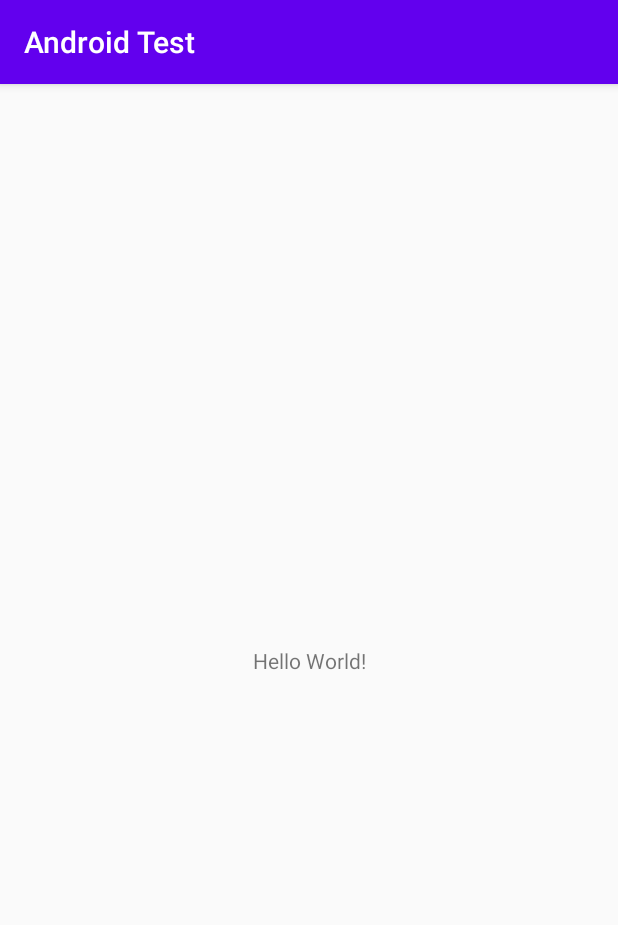
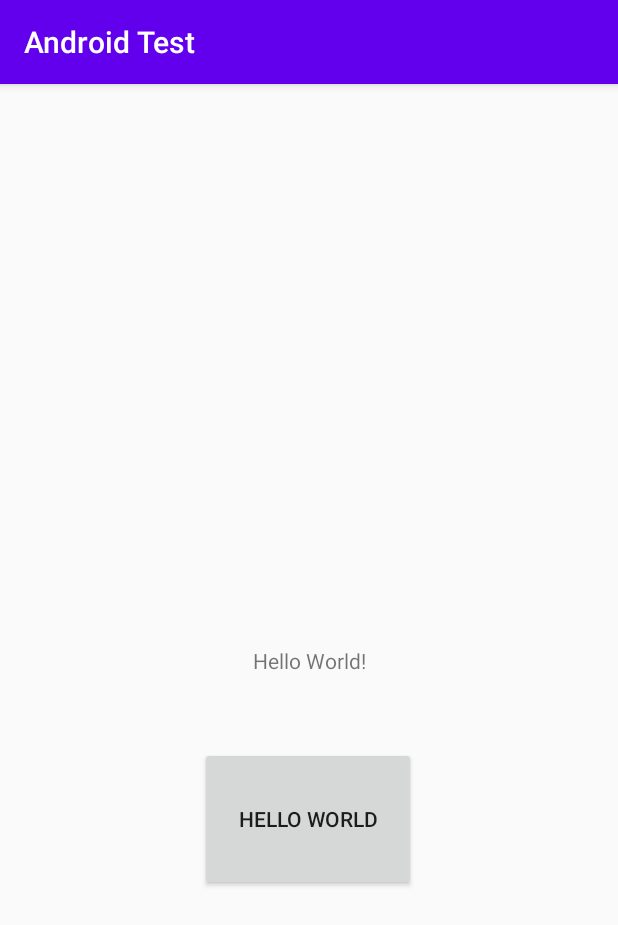
Before and after one commit to dylanj94/Android, an Android app: the screen it shows after launch (MainActivity), on a phone screen of 412 x 824 dp. Shown: the top 925 px of the screen. Run offline under Robolectric (Android 15) with nearby library versions, the phone set to English and light mode, and no system bars.

Commit message:
Added a button

```diff
--- a/app/src/main/res/layout/activity_main.xml
+++ b/app/src/main/res/layout/activity_main.xml
@@ -7,6 +7,7 @@
     tools:context=".MainActivity">
 
     <TextView
+        android:id="@+id/textView"
         android:layout_width="wrap_content"
         android:layout_height="wrap_content"
         android:text="Hello World!"
@@ -15,4 +16,15 @@
         app:layout_constraintRight_toRightOf="parent"
         app:layout_constraintTop_toTopOf="parent" />
 
+    <Button
+        android:id="@+id/button"
+        android:layout_width="144dp"
+        android:layout_height="96dp"
+        android:layout_marginTop="48dp"
+        android:text="Hello World"
+        app:layout_constraintEnd_toEndOf="parent"
+        app:layout_constraintHorizontal_bias="0.498"
+        app:layout_constraintStart_toStartOf="parent"
+        app:layout_constraintTop_toBottomOf="@+id/textView" />
+
 </androidx.constraintlayout.widget.ConstraintLayout>
```
